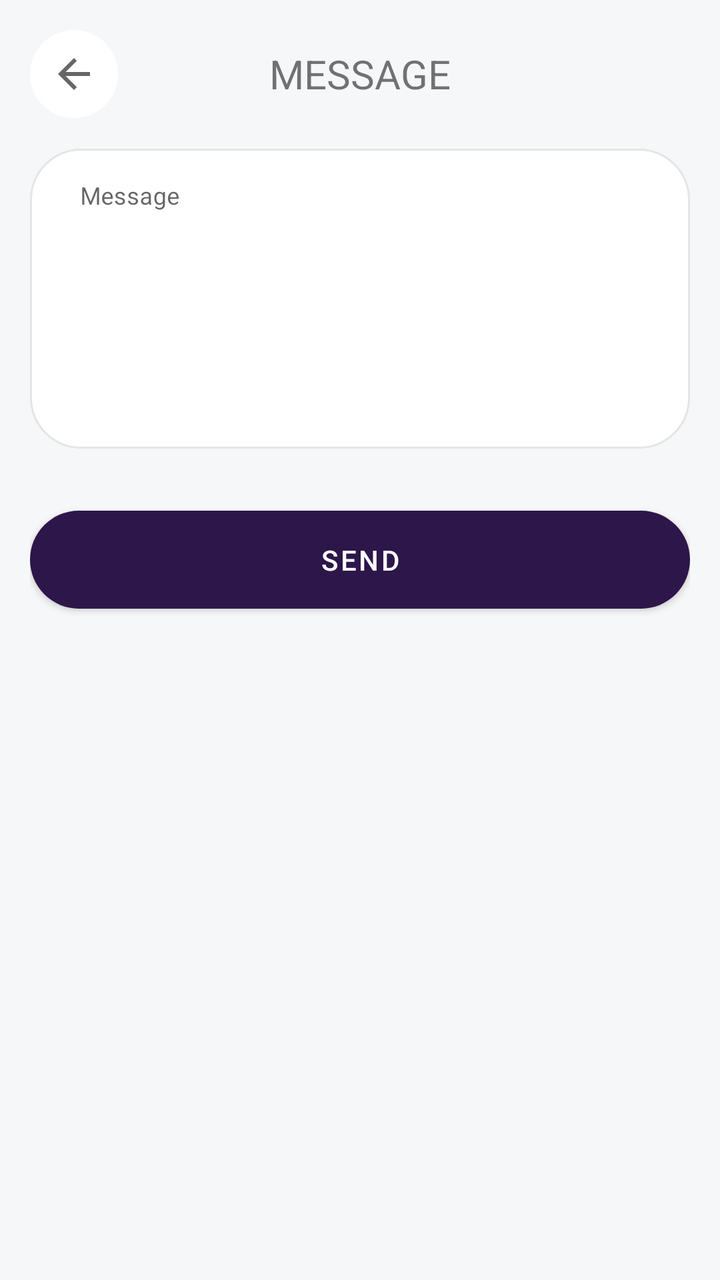
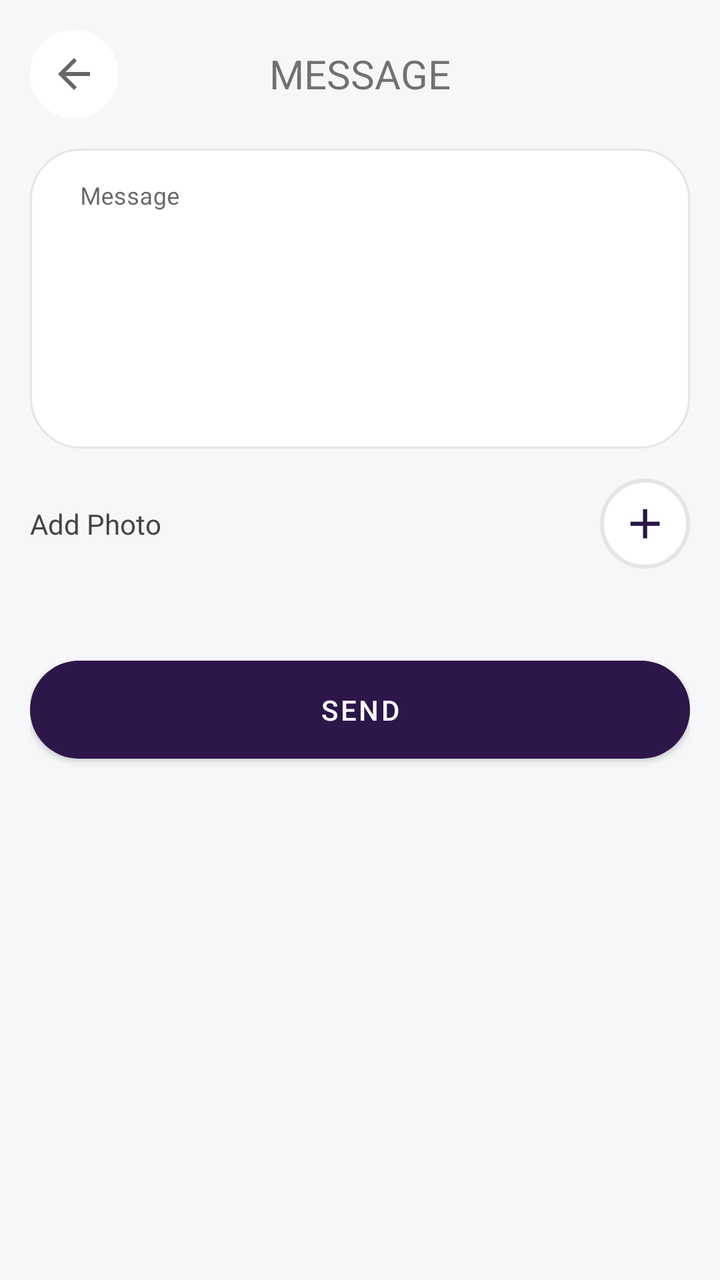

Screens rendered from an Android XML layout before and after an edit, with the pre-edit source and the edit as a unified diff.
<!-- AndroidManifest.xml: application theme AppTheme -->
<!-- res/layout/fragment_message_dialog.xml -->
<?xml version="1.0" encoding="utf-8"?>
<androidx.coordinatorlayout.widget.CoordinatorLayout xmlns:android="http://schemas.android.com/apk/res/android" xmlns:app="http://schemas.android.com/apk/res-auto"
    xmlns:tools="http://schemas.android.com/tools"
    android:id="@+id/root_view"
    android:background="@color/colorBackgroundGrey"
    android:layout_width="match_parent"
    android:layout_height="match_parent"
    tools:context=".views.dialogs.MessageFragmentDialog">

    <androidx.core.widget.NestedScrollView
        android:scrollbars="none"
        android:fillViewport="true"
        android:layout_width="match_parent"
        android:layout_height="match_parent">
        <LinearLayout
            android:padding="15dp"
            android:orientation="vertical"
            android:layout_width="match_parent"
            android:layout_height="match_parent">

            
            <RelativeLayout
                android:layout_marginBottom="10dp"
                android:layout_width="match_parent"
                android:layout_height="wrap_content">
                <ImageButton
                    android:id="@+id/back_button"
                    android:src="@drawable/ic_baseline_arrow_back_24"
                    android:backgroundTint="@color/colorWhite"
                    android:background="@drawable/shape_radius_100_pad_10_stroke_grey_bg_white"
                    android:layout_width="wrap_content"
                    android:layout_height="wrap_content"/>
                <TextView
                    android:layout_centerInParent="true"
                    android:text="Message"
                    android:textSize="20sp"
                    android:textAllCaps="true"
                    android:layout_width="wrap_content"
                    android:layout_height="wrap_content"/>
            </RelativeLayout>

            <com.google.android.material.textfield.TextInputLayout
                style="@style/Widget.MaterialComponents.TextInputLayout.OutlinedBox"
                android:layout_width="match_parent"
                android:layout_height="wrap_content">
                <EditText
                    android:id="@+id/item_address"
                    android:gravity="top"
                    android:maxLength="250"
                    android:maxEms="250"
                    android:inputType="text|textMultiLine"
                    android:textSize="12sp"
                    android:hint="Message"
                    app:drawableTint="@color/colorDeepGrey"
                    android:background="@drawable/shape_radius_25_edit_text"
                    android:paddingStart="25dp"
                    android:paddingEnd="25dp"
                    android:layout_width="match_parent"
                    android:layout_height="150dp" />
            </com.google.android.material.textfield.TextInputLayout>


            <Button
                android:id="@+id/submit_button"
                android:text="Send"
                android:textColor="@color/colorWhite"
                app:cornerRadius="25dp"
                android:padding="15dp"
                android:layout_marginTop="25dp"
                app:backgroundTint="@color/colorAccent"
                android:layout_width="match_parent"
                android:layout_height="wrap_content" />

        </LinearLayout>
    </androidx.core.widget.NestedScrollView>

</androidx.coordinatorlayout.widget.CoordinatorLayout>
<!-- resources referenced by this layout -->
<resources>
  <color name="colorAccent">#2D164A</color>
  <color name="colorBackgroundGrey">#F5F7F8</color>
  <color name="colorDeepGrey">#A3A3A3</color>
  <color name="colorWhite">#FFFFFF</color>
  <!-- drawable shape_radius_100_pad_10_stroke_grey_bg_white (drawable) -->
  <?xml version="1.0" encoding="utf-8"?>
  <shape xmlns:android="http://schemas.android.com/apk/res/android">
      
      <solid android:color="@color/colorWhite" />
      <stroke android:width="2dp" android:color="#e5e5e5" />
      <padding android:left="10dp" android:top="10dp" android:right="10dp" android:bottom="10dp"/>
      <corners android:radius="100dp"/>
  </shape>
  <style name="AppTheme" parent="Theme.MaterialComponents.DayNight.NoActionBar">
          
          <item name="colorPrimary">@color/colorPrimary</item>
          <item name="colorPrimaryDark">@color/colorPrimaryDark</item>
          <item name="colorAccent">@color/colorAccent</item>
      </style>
  <color name="colorMediumGrey">#E5E5E5</color>
  <color name="colorPrimary">#271547</color>
  <color name="colorPrimaryDark">#43105D</color>
  <!-- unchanged entries left out for length: 2 -->
</resources>

<!-- the commit's change to res/layout/fragment_message_dialog.xml (unified diff, before → after) -->
@@ -59,6 +59,37 @@
                     android:layout_height="150dp" />
             </com.google.android.material.textfield.TextInputLayout>
 
+            <RelativeLayout
+                android:layout_marginTop="15dp"
+                android:layout_marginBottom="15dp"
+                android:layout_width="match_parent"
+                android:layout_height="wrap_content">
+                <TextView
+                    android:id="@+id/title"
+                    android:layout_centerVertical="true"
+                    android:text="Add Photo"
+                    android:textColor="@color/colorDarkGrey"
+                    android:layout_width="wrap_content"
+                    android:layout_height="wrap_content"/>
+                <ImageButton
+                    android:id="@+id/add_task_button"
+                    android:layout_alignParentEnd="true"
+                    android:scaleType="fitCenter"
+                    android:adjustViewBounds="true"
+                    android:background="@drawable/shape_radius_100_pad_10_stroke_grey_bg_white"
+                    android:tint="@color/colorPrimary"
+                    android:src="@drawable/ic_baseline_add_24"
+                    android:layout_width="45dp"
+                    android:layout_height="45dp" />
+            </RelativeLayout>
+
+            <androidx.recyclerview.widget.RecyclerView
+                android:id="@+id/items_recycler_view"
+                tools:listitem="@layout/item_attach_photo"
+                app:layoutManager="androidx.recyclerview.widget.StaggeredGridLayoutManager"
+                app:spanCount="4"
+                android:layout_width="match_parent"
+                android:layout_height="wrap_content" />
 
             <Button
                 android:id="@+id/submit_button"
@@ -75,3 +106,20 @@
     </androidx.core.widget.NestedScrollView>
 
 </androidx.coordinatorlayout.widget.CoordinatorLayout>
+<!-- res/layout/item_attach_photo.xml (included above) -->
+<?xml version="1.0" encoding="utf-8"?>
+<LinearLayout xmlns:android="http://schemas.android.com/apk/res/android" xmlns:app="http://schemas.android.com/apk/res-auto"
+    android:id="@+id/item_layout"
+    android:gravity="center"
+    android:orientation="vertical"
+    android:background="@drawable/shape_radius_8_pad_15_stroke_grey_solid_white"
+    android:layout_width="match_parent"
+    android:layout_height="90dp">
+
+    <ImageView
+        android:id="@+id/item_image"
+        android:src="@drawable/ic_add_photo"
+        android:layout_width="wrap_content"
+        android:layout_height="wrap_content"/>
+
+</LinearLayout>
<!-- resource entries referenced after the edit -->
@@ -2,8 +2,33 @@
 <resources>
   <color name="colorAccent">#2D164A</color>
   <color name="colorBackgroundGrey">#F5F7F8</color>
+  <color name="colorDarkGrey">#444444</color>
   <color name="colorDeepGrey">#A3A3A3</color>
   <color name="colorWhite">#FFFFFF</color>
+  <!-- drawable ic_add_photo (drawable) -->
+  <vector xmlns:android="http://schemas.android.com/apk/res/android"
+      android:width="300dp"
+      android:height="300dp"
+      android:viewportWidth="300"
+      android:viewportHeight="300">
+    <path
+        android:fillColor="#79346B"
+        android:pathData="M164,199.8H91.5c-3.4,0 -6.7,-1.4 -9.1,-3.9c-2.5,-2.4 -3.8,-5.6 -3.9,-9.1v-77.7c0,-3.4 1.4,-6.7 3.9,-9.1c2.4,-2.5 5.6,-3.9 9.1,-3.9h20.7l11.7,-12.9h38.8l11.7,12.9h20.7c3.4,0 6.7,1.4 9.1,3.9c2.5,2.4 3.9,5.6 3.9,9.1v53.2c-3.2,-0.9 -6.5,-1.4 -9.8,-1.4c-19.1,0 -34.6,15.5 -34.6,34.6C163.7,196.9 163.8,198.3 164,199.8L164,199.8zM143.3,116.3c-9.2,0 -16.9,3.3 -22.7,9.7c-5,5.6 -9.7,12.1 -9.7,22c0,9 3.3,16.9 9.7,23.3c6.4,6.4 14.2,9.7 22.7,9.7c9.2,0 16.9,-3.3 22.7,-9.7c6.4,-7.1 9.7,-14.9 9.7,-22.7c0,-8.8 -3.5,-17.1 -9.7,-22.7C158.9,119.6 151.1,116.3 143.3,116.3L143.3,116.3zM189.9,107.2c-4.4,0 -7.9,3.6 -7.9,7.9c0,4.4 3.6,7.9 7.9,7.9c4.4,0 7.9,-3.6 7.9,-7.9C197.8,110.7 194.3,107.2 189.9,107.2L189.9,107.2zM143.3,168.7c-2.7,0 -5.4,-0.5 -7.9,-1.5c-2.4,-1 -4.6,-2.5 -6.4,-4.4c-1.9,-1.9 -3.4,-4.1 -4.4,-6.6c-1,-2.4 -1.5,-5 -1.5,-7.6c0,-2.6 0.5,-5.2 1.5,-7.6c1,-2.5 2.5,-4.7 4.4,-6.6c1.9,-1.9 4.1,-3.4 6.6,-4.4c2.4,-1 5,-1.5 7.6,-1.5c2.7,0 5.4,0.5 7.9,1.5c2.4,1 4.6,2.5 6.4,4.4c1.9,1.9 3.4,4.1 4.4,6.6c1,2.4 1.5,5 1.5,7.6c0,2.6 -0.5,5.2 -1.5,7.6c-1,2.5 -2.5,4.7 -4.4,6.6c-1.9,1.9 -4.1,3.4 -6.6,4.4C148.5,168.2 145.9,168.7 143.3,168.7L143.3,168.7z"/>
+    <path
+        android:fillColor="#79346B"
+        android:pathData="M181.7,177.1c4.6,-4.6 10,-6.7 16.5,-6.7s11.8,2.3 16.5,6.7c4.6,4.4 6.7,10 6.7,16.5c0,6.5 -2.3,11.8 -6.7,16.5c-4.4,4.6 -10,6.7 -16.5,6.7s-11.8,-2.3 -16.5,-6.7c-4.6,-4.4 -6.7,-10 -6.7,-16.5S177.1,181.5 181.7,177.1zM185,206.5c3.7,3.7 8.1,5.6 13,5.6c4.9,0 9.6,-2 13,-5.6c3.5,-3.7 5.6,-8.1 5.6,-13c0,-4.9 -2,-9.6 -5.6,-13c-3.7,-3.5 -8.1,-5.6 -13,-5.6c-4.9,0 -9.6,2 -13,5.6c-3.5,3.7 -5.6,8.1 -5.6,13S181.3,202.8 185,206.5L185,206.5zM200.3,181.7v9.3h9.3v4.6h-9.3v9.3h-4.6v-9.3h-9.3V191h9.3v-9.3H200.3z"/>
+  </vector>
+  <!-- drawable ic_baseline_add_24 (drawable) -->
+  <vector xmlns:android="http://schemas.android.com/apk/res/android"
+      android:width="24dp"
+      android:height="24dp"
+      android:viewportWidth="24"
+      android:viewportHeight="24"
+      android:tint="?attr/colorControlNormal">
+    <path
+        android:fillColor="@android:color/white"
+        android:pathData="M19,13h-6v6h-2v-6H5v-2h6V5h2v6h6v2z"/>
+  </vector>
   <!-- drawable shape_radius_100_pad_10_stroke_grey_bg_white (drawable) -->
   <?xml version="1.0" encoding="utf-8"?>
   <shape xmlns:android="http://schemas.android.com/apk/res/android">
@@ -12,6 +37,14 @@
       <stroke android:width="2dp" android:color="#e5e5e5" />
       <padding android:left="10dp" android:top="10dp" android:right="10dp" android:bottom="10dp"/>
       <corners android:radius="100dp"/>
+  </shape>
+  <!-- drawable shape_radius_8_pad_15_stroke_grey_solid_white (drawable) -->
+  <?xml version="1.0" encoding="utf-8"?>
+  <shape xmlns:android="http://schemas.android.com/apk/res/android" android:shape="rectangle">
+      <corners android:radius="8dp"/>
+      <solid android:color="#FFFFFF"/>
+      <stroke android:width="1dp" android:color="#e5e5e5"/>
+      <padding android:bottom="15dp" android:left="15dp" android:right="15dp" android:top="15dp"/>
   </shape>
   <style name="AppTheme" parent="Theme.MaterialComponents.DayNight.NoActionBar">
           
